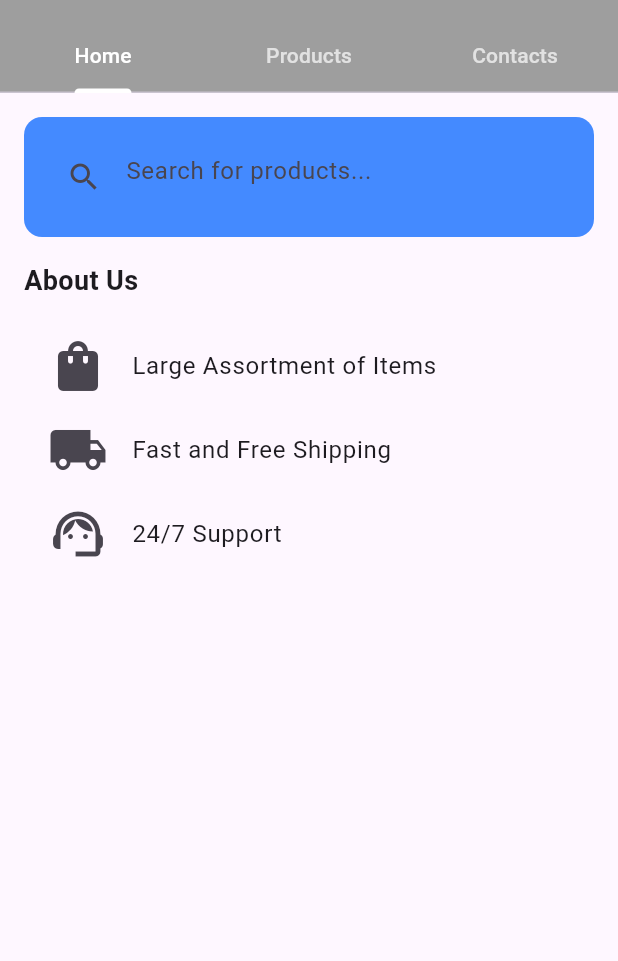
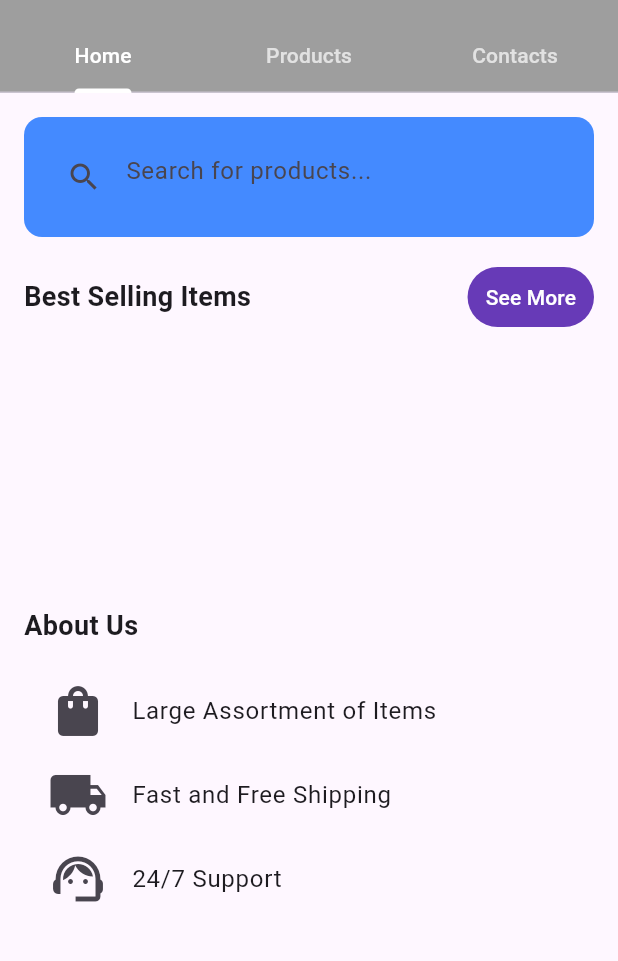
Before and after one commit to noahf909/FlutterAAB, a Flutter app: the screen it shows after launch, on a phone screen of 412 x 824 dp, the part 63-1024 px from its top. Run offline on Flutter 3.47's test engine with Material 3 defaults, Android fonts, the phone set to English and light mode, and no system bars.

```diff
--- a/lib/home_page.dart
+++ b/lib/home_page.dart
@@ -25,6 +25,38 @@ class HomePage extends StatelessWidget {
               ),
             ),
           ),
+          // Best Selling Items Section
+          Padding(
+            padding: const EdgeInsets.symmetric(horizontal: 16.0),
+            child: Row(
+              mainAxisAlignment: MainAxisAlignment.spaceBetween,
+              children: [
+                const Text(
+                  'Best Selling Items',
+                  style: TextStyle(
+                    fontSize: 18.0,
+                    fontWeight: FontWeight.bold,
+                  ),
+                ),
+                TextButton(
+                  onPressed: () {},
+                  style: TextButton.styleFrom(
+                    backgroundColor: Colors.deepPurple,
+                    foregroundColor: Colors.white,
+                  ),
+                  child: const Text('See More'),
+                ),
+              ],
+            ),
+          ),
+          const SizedBox(height: 8.0),
+          SizedBox(
+            height: 150.0,
+            child: ListView(
+              scrollDirection: Axis.horizontal,
+            ),
+          ),
+          const SizedBox(height: 24.0),
           // About Us Section
           Padding(
             padding: const EdgeInsets.symmetric(horizontal: 16.0),
--- a/pubspec.yaml
+++ b/pubspec.yaml
@@ -30,6 +30,7 @@ environment:
 dependencies:
   flutter:
     sdk: flutter
+  http: ^0.13.5
 
 
   # The following adds the Cupertino Icons font to your application.
```
Also changed, not shown: lib/product_model.dart (added, +59 -0 lines), lib/products_page.dart (+99 -5 lines), pubspec.lock.
